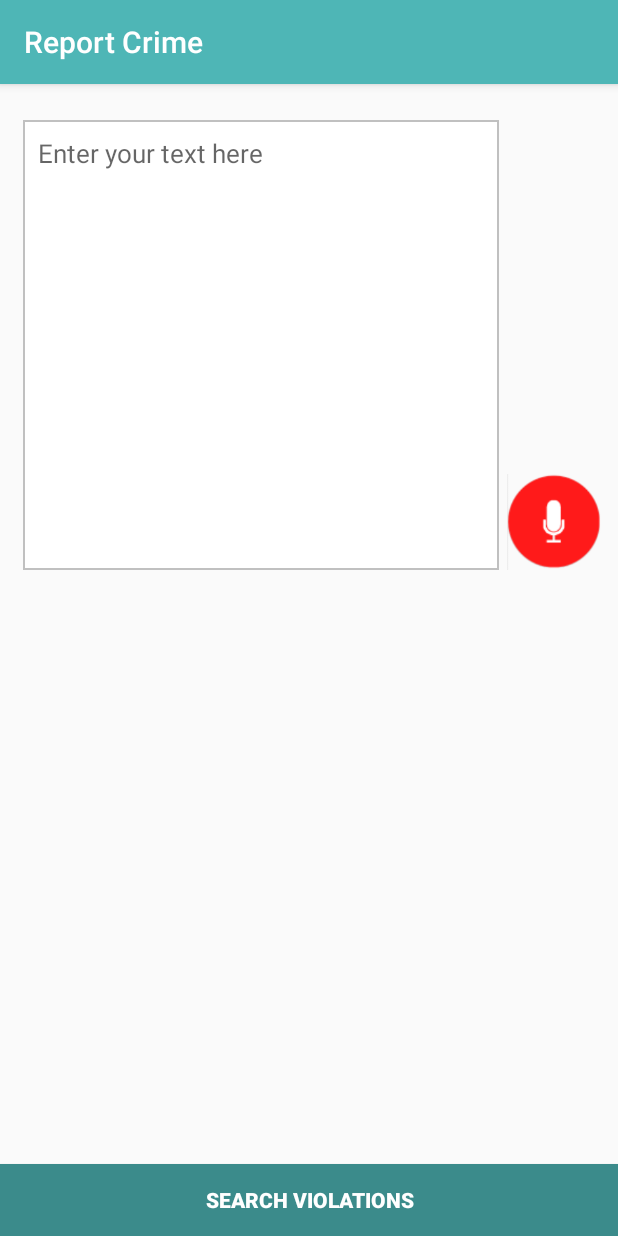
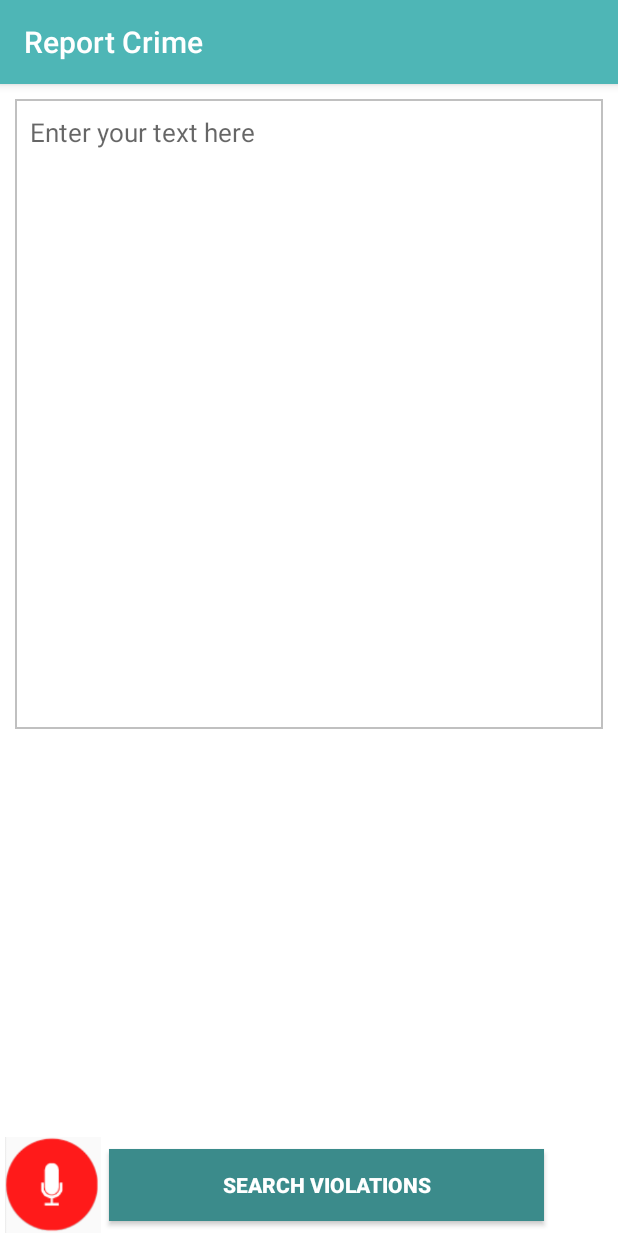
Before and after one commit to ApoorvaJaiswal/SmartTraumaRelieverFlawsome, an Android app: the ReportCrimeActivity screen opened directly, with no data from a screen before it, on a phone screen of 412 x 824 dp. Run offline under Robolectric (Android 15) with nearby library versions, the phone set to English and light mode, and no system bars; libraries missing offline, so code that uses them is left out: com.microsoft.bing, com.microsoft.cognitiveservices.

Commit message:
ReportCrimeActivity UI modified

```diff
--- a/app/src/main/res/layout/activity_report_crime.xml
+++ b/app/src/main/res/layout/activity_report_crime.xml
@@ -4,13 +4,13 @@
     xmlns:tools="http://schemas.android.com/tools"
     android:layout_width="match_parent"
     android:layout_height="match_parent"
+    android:background="@color/colorWhite"
     tools:context="com.example.jaisa.smarttraumareliever_flawsome.ReportCrimeActivity">
 
     <LinearLayout
         android:layout_width="match_parent"
         android:layout_height="wrap_content"
         android:orientation="horizontal"
-        android:layout_margin="10dp"
         android:id="@+id/report_layout"
         >
         <EditText
@@ -22,30 +22,43 @@
             android:inputType="textLongMessage|textMultiLine"
             android:id="@+id/report_text"
             android:layout_weight="1"
-            android:layout_margin="5dp"
+            android:layout_margin="10dp"
             android:padding="10dp"
-            android:height="300sp"
+            android:height="420sp"
             android:textSize="17sp"
             android:background="@drawable/edittext_bg"
             />
 
-        <Button
-            android:id="@+id/record_button"
-            android:layout_width="64dp"
-            android:layout_height="64dp"
-            android:layout_marginTop="250dp"
-            android:background="@drawable/record"
-            />
     </LinearLayout>
+    <LinearLayout
+        android:layout_width="match_parent"
+        android:layout_height="match_parent"
+        android:orientation="horizontal"
+        android:layout_gravity="bottom">
+    <Button
+        android:id="@+id/record_button"
+        android:layout_width="64dp"
+        android:layout_height="64dp"
+        android:background="@drawable/record"
+        android:layout_below="@id/report_layout"
+        android:layout_gravity="bottom"
+        android:layout_marginLeft="3dp"
+        style="?android:attr/borderlessButtonStyle"        />
 
     <Button
-        android:layout_width="match_parent"
+        android:layout_width="290sp"
+        android:layout_centerHorizontal="true"
         android:layout_height="wrap_content"
-        android:layout_alignParentBottom="true"
         android:text="SEARCH VIOLATIONS"
+        android:layout_marginLeft="5dp"
+        android:layout_gravity="bottom"
         android:background="@color/colorPrimaryDark"
+        android:layout_marginTop="10sp"
+        android:layout_below="@id/record_button"
+        android:layout_toRightOf="@+id/record_button"
         android:textStyle="bold"
         android:textColor="@color/colorWhite"
         android:id="@+id/report_crime_button"
         />
+    </LinearLayout>
 </RelativeLayout>
```
